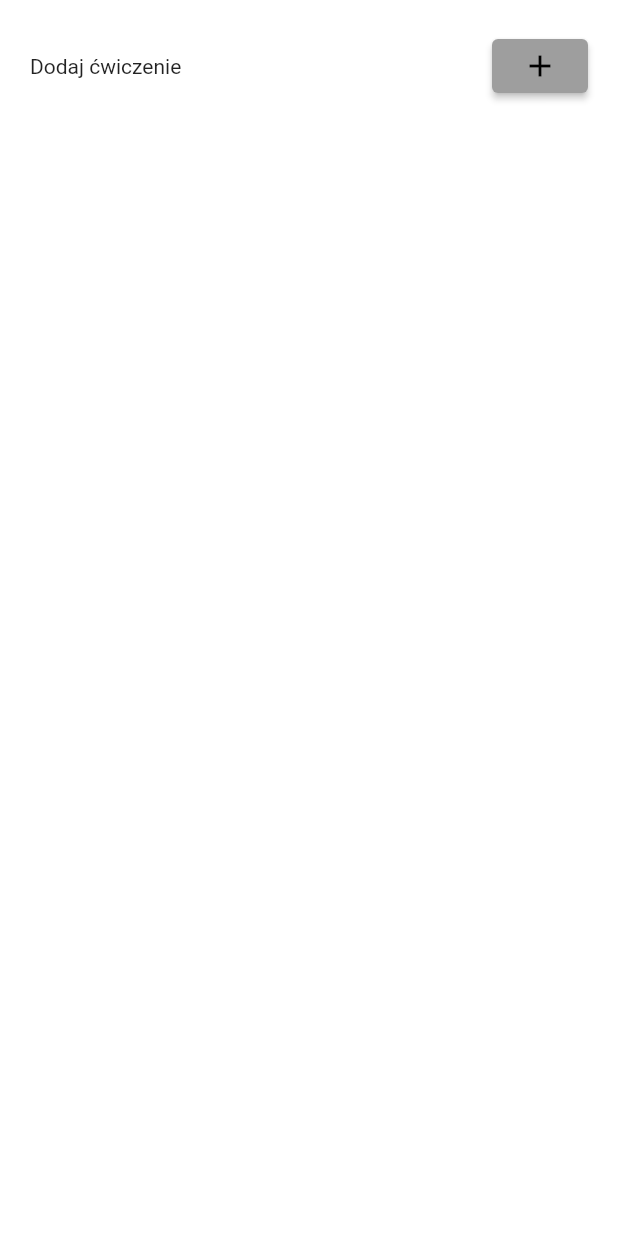
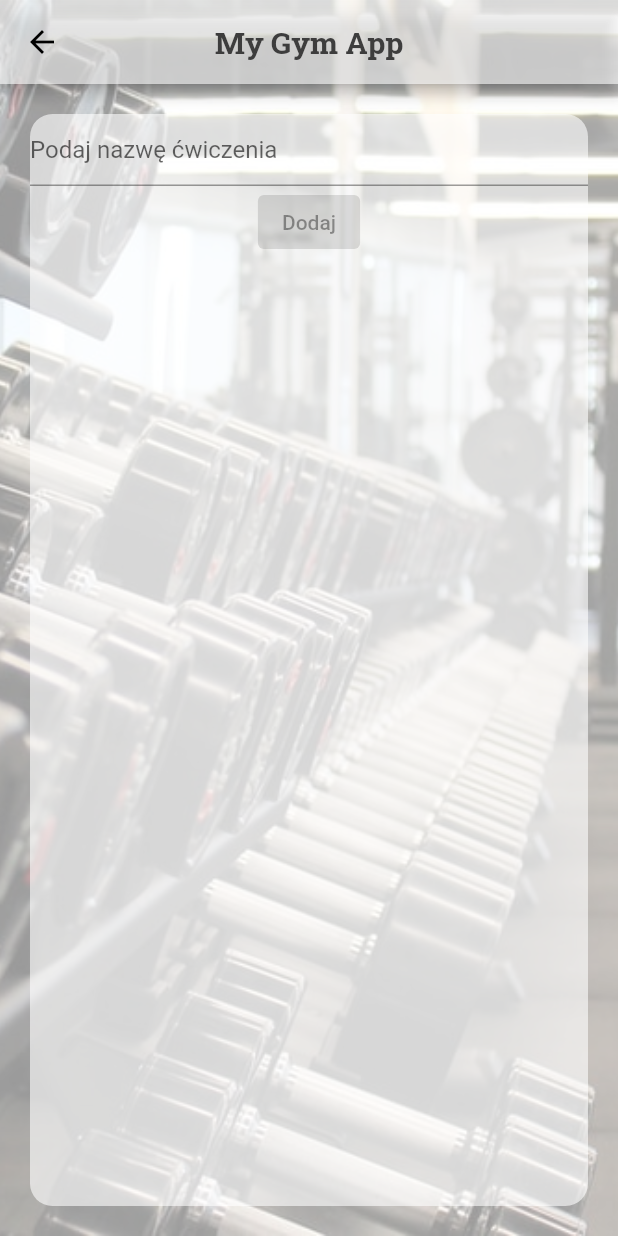
Before and after one commit to sebastiangirsza/my_gym_app, a Flutter app: the ExercisesPageContent screen opened directly, after a tap on the "add" icon, on a phone screen of 412 x 824 dp. Run offline on Flutter 3.47's test engine with Material 2 defaults, Android fonts, the phone set to English and light mode, and no system bars; our stand-ins replace cloud_firestore, firebase_auth, firebase_core, google_fonts; accounts and stored records are empty.

Commit message:
Add AddExercisesPageContent and deleted button in ExercisesPageContent

```diff
--- a/lib/app/home/home_page.dart
+++ b/lib/app/home/home_page.dart
@@ -1,9 +1,8 @@
-import 'package:cloud_firestore/cloud_firestore.dart';
 import 'package:firebase_auth/firebase_auth.dart';
 import 'package:flutter/material.dart';
 import 'package:google_fonts/google_fonts.dart';
 import 'package:my_gym_app/app/home/my_account/my_account_page_content.dart';
-import 'package:my_gym_app/app/home/plans/exercises_page_content.dart';
+import 'package:my_gym_app/app/home/plans/plans_page_content.dart';
 import 'package:my_gym_app/app/home/start/start_page_content.dart';
 
 class HomePage extends StatefulWidget {
@@ -51,7 +50,7 @@ class _HomePageState extends State<HomePage> {
               return const StartPageContent();
             }
             if (currentIndex == 1) {
-              return const ExercisesPageContent();
+              return const PlansPageContent();
             }
             return MyAcountPageContent(email: widget.user.email);
           }),
--- /dev/null
+++ b/lib/app/home/plans/add_exercises_page_content.dart
@@ -0,0 +1,80 @@
+import 'package:cloud_firestore/cloud_firestore.dart';
+import 'package:flutter/material.dart';
+import 'package:google_fonts/google_fonts.dart';
+
+class AddExercisesPageContent extends StatefulWidget {
+  const AddExercisesPageContent({
+    Key? key,
+  }) : super(key: key);
+
+  @override
+  State<AddExercisesPageContent> createState() =>
+      _AddExercisesPageContentState();
+}
+
+class _AddExercisesPageContentState extends State<AddExercisesPageContent> {
+  var partName = '';
+
+  @override
+  Widget build(BuildContext context) {
+    return Container(
+      decoration: const BoxDecoration(
+        image: DecorationImage(
+          opacity: 0.4,
+          image: AssetImage(
+            'images/login_page_wallpaper.jpg',
+          ),
+          fit: BoxFit.cover,
+        ),
+      ),
+      child: Scaffold(
+        backgroundColor: Colors.transparent,
+        appBar: AppBar(
+          backgroundColor: Colors.white.withOpacity(0.6),
+          centerTitle: true,
+          title: Text(
+            'My Gym App',
+            style: GoogleFonts.robotoSlab(
+              fontSize: 20,
+              fontWeight: FontWeight.bold,
+              color: const Color.fromARGB(255, 61, 61, 61),
+            ),
+          ),
+        ),
+        body: Padding(
+          padding: const EdgeInsets.all(20.0),
+          child: Container(
+            decoration: BoxDecoration(
+                borderRadius: BorderRadius.circular(15),
+                color: Colors.white.withOpacity(0.6)),
+            child: Column(
+              children: [
+                TextField(
+                  decoration: const InputDecoration(
+                    hintText: 'Podaj nazwę ćwiczenia',
+                  ),
+                  onChanged: (newPart) {
+                    setState(() {
+                      partName = newPart;
+                    });
+                  },
+                ),
+                ElevatedButton(
+                  onPressed: partName.isEmpty
+                      ? null
+                      : () {
+                          FirebaseFirestore.instance.collection('gym').add({
+                            'body_part': partName,
+                          });
+                          Navigator.pop(context);
+                        },
+                  child: const Text('Dodaj'),
+                ),
+              ],
+            ),
+          ),
+        ),
+      ),
+    );
+  }
+}
--- a/lib/app/home/plans/exercises_page_content.dart
+++ b/lib/app/home/plans/exercises_page_content.dart
@@ -1,5 +1,7 @@
 import 'package:cloud_firestore/cloud_firestore.dart';
 import 'package:flutter/material.dart';
+import 'package:google_fonts/google_fonts.dart';
+import 'package:my_gym_app/app/home/plans/add_exercises_page_content.dart';
 
 class ExercisesPageContent extends StatefulWidget {
   const ExercisesPageContent({
@@ -17,15 +19,45 @@ class _ExercisesPageContentState extends State<ExercisesPageContent> {
         stream: FirebaseFirestore.instance.collection('gym').snapshots(),
         builder: (context, snapshot) {
           if (snapshot.hasError) {
-            return const Center(child: Text('Coś poszło nie tak'));
+            return const Center(
+                child: Text(
+                    style: TextStyle(fontSize: 15, color: Colors.black),
+                    'Coś poszło nie tak'));
           }
           if (snapshot.connectionState == ConnectionState.waiting) {
-            return const Center(child: Text('Trwa ładowanie'));
+            return const Center(
+                child: Text(
+                    style: TextStyle(fontSize: 15, color: Colors.black),
+                    'Trwa ładowanie'));
           }
 
           final documents = snapshot.data!.docs;
 
-          return ListView(
+          return Container(
+            decoration: const BoxDecoration(
+              image: DecorationImage(
+                opacity: 0.4,
+                image: AssetImage(
+                  'images/login_page_wallpaper.jpg',
+                ),
+                fit: BoxFit.cover,
+              ),
+            ),
+            child: Scaffold(
+              backgroundColor: Colors.transparent,
+              appBar: AppBar(
+                backgroundColor: Colors.white.withOpacity(0.6),
+                centerTitle: true,
+                title: Text(
+                  'My Gym App',
+                  style: GoogleFonts.robotoSlab(
+                    fontSize: 20,
+                    fontWeight: FontWeight.bold,
+                    color: const Color.fromARGB(255, 61, 61, 61),
+                  ),
+                ),
+              ),
+              body: ListView(
                 children: [
                   Padding(
                     padding: const EdgeInsets.all(10.0),
@@ -41,7 +73,15 @@ class _ExercisesPageContentState extends State<ExercisesPageContent> {
                             children: [
                               const Text('Dodaj ćwiczenie'),
                               ElevatedButton(
-                              onPressed: () {}, child: const Icon(Icons.add))
+                                  onPressed: () {
+                                    Navigator.of(context).push(
+                                      MaterialPageRoute(
+                                        builder: (_) =>
+                                            const AddExercisesPageContent(),
+                                      ),
+                                    );
+                                  },
+                                  child: const Icon(Icons.add))
                             ],
                           ),
                         )),
@@ -60,17 +100,27 @@ class _ExercisesPageContentState extends State<ExercisesPageContent> {
                             child: Padding(
                               padding: const EdgeInsets.all(10.0),
                               child: Row(
-                            mainAxisAlignment: MainAxisAlignment.spaceBetween,
+                                mainAxisAlignment:
+                                    MainAxisAlignment.spaceBetween,
                                 children: [
                                   Column(
-                                crossAxisAlignment: CrossAxisAlignment.start,
+                                    crossAxisAlignment:
+                                        CrossAxisAlignment.start,
                                     children: [
                                       Text(document['body_part']),
+                                      const SizedBox(
+                                        height: 5,
+                                      ),
                                       Text(document['exercises']),
                                     ],
                                   ),
                                   ElevatedButton(
-                                  onPressed: () {},
+                                      onPressed: () {
+                                        FirebaseFirestore.instance
+                                            .collection('gym')
+                                            .doc(document.id)
+                                            .delete();
+                                      },
                                       child: const Icon(Icons.delete))
                                 ],
                               ),
@@ -81,6 +131,8 @@ class _ExercisesPageContentState extends State<ExercisesPageContent> {
                     ),
                   ],
                 ],
+              ),
+            ),
           );
         });
   }
```
Also changed, not shown: lib/app/home/plans/plans_page_content.dart (added, +63 -0 lines). Lines whose indentation alone changed are shown as unchanged.
